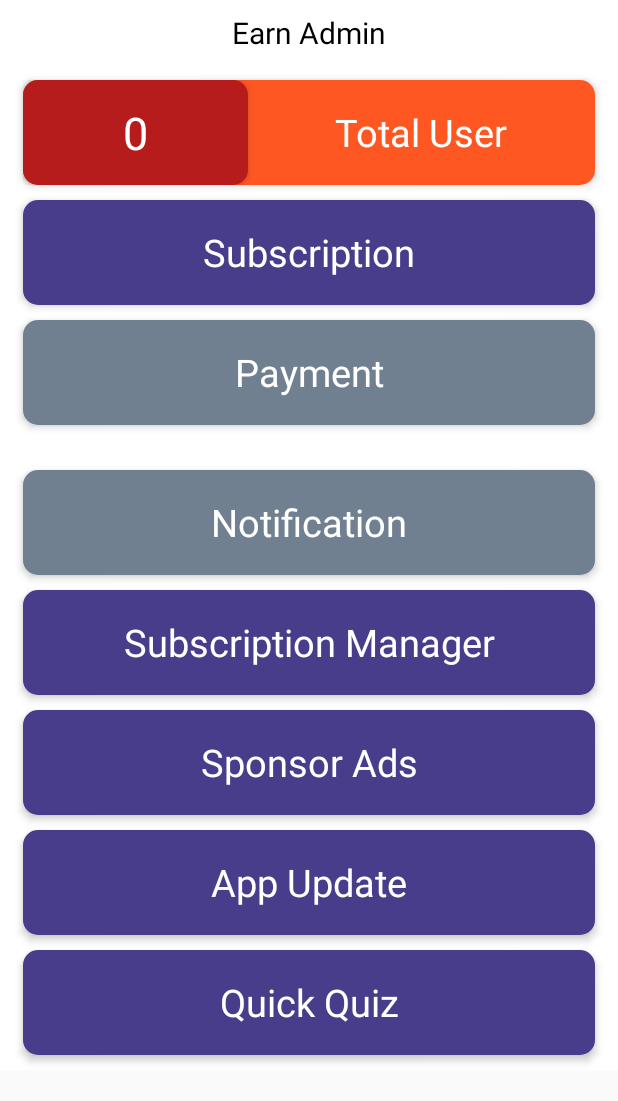
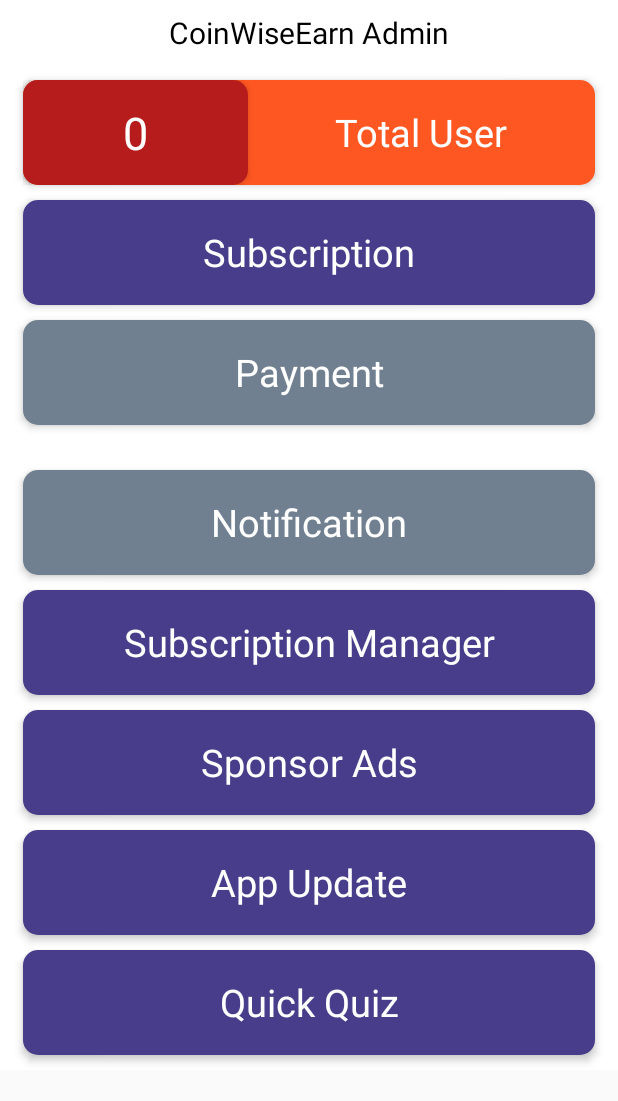
Before and after one commit to kunalsabhadiya/kingearnadmin, an Android app: the HomeActivity screen opened directly, with no data from a screen before it, on a phone screen of 412 x 824 dp. Shown: the top 1101 px of the screen. Run offline under Robolectric (Android 15) with nearby library versions, the phone set to English and light mode, and no system bars; our stand-ins replace Firebase (no records; nobody signed in at launch, a user with empty details on screens opened directly).

Commit message:
Everything runs smooth.

```diff
--- a/app/src/main/java/com/example/kingearnadmin/Activity/HomeActivity.java
+++ b/app/src/main/java/com/example/kingearnadmin/Activity/HomeActivity.java
@@ -31,15 +31,8 @@ public class HomeActivity extends AppCompatActivity {
 	private FirebaseDatabase _firebase = FirebaseDatabase.getInstance();
 
 	private double total = 0;
-	private HashMap<String, Object> m = new HashMap<>();
 
 	private ArrayList<HashMap<String, Object>> listmap = new ArrayList<>();
-	private ArrayList<HashMap<String, Object>> listmap2 = new ArrayList<>();
-	private ArrayList<HashMap<String, Object>> listmap3 = new ArrayList<>();
-
-	private ScrollView vscroll1;
-	private LinearLayout linear1;
-	private LinearLayout linear2;
 	private LinearLayout linear3;
 	private LinearLayout linear16;
 	private LinearLayout linear7;
@@ -48,17 +41,8 @@ public class HomeActivity extends AppCompatActivity {
 	private LinearLayout linear14;
 	private LinearLayout linear15;
 	private LinearLayout linear17;
-	private TextView textview1;
 	private LinearLayout linear4;
-	private TextView textview4;
 	private TextView textview2;
-	private TextView textview16;
-	private TextView textview7;
-	private TextView textview9;
-	private TextView textview11;
-	private TextView textview14;
-	private TextView textview15;
-	private TextView textview17;
 
 	private Intent i = new Intent();
 	private DatabaseReference users = _firebase.getReference("users");
@@ -81,9 +65,6 @@ public class HomeActivity extends AppCompatActivity {
 	}
 
 	private void initialize(Bundle _savedInstanceState) {
-		vscroll1 = (ScrollView) findViewById(R.id.vscroll1);
-		linear1 = (LinearLayout) findViewById(R.id.linear1);
-		linear2 = (LinearLayout) findViewById(R.id.linear2);
 		linear3 = (LinearLayout) findViewById(R.id.linear3);
 		linear16 = (LinearLayout) findViewById(R.id.linear16);
 		linear7 = (LinearLayout) findViewById(R.id.linear7);
@@ -92,17 +73,8 @@ public class HomeActivity extends AppCompatActivity {
 		linear14 = (LinearLayout) findViewById(R.id.linear14);
 		linear15 = (LinearLayout) findViewById(R.id.linear15);
 		linear17 = (LinearLayout) findViewById(R.id.linear17);
-		textview1 = (TextView) findViewById(R.id.textview1);
 		linear4 = (LinearLayout) findViewById(R.id.linear4);
-		textview4 = (TextView) findViewById(R.id.textview4);
 		textview2 = (TextView) findViewById(R.id.textview2);
-		textview16 = (TextView) findViewById(R.id.textview16);
-		textview7 = (TextView) findViewById(R.id.textview7);
-		textview9 = (TextView) findViewById(R.id.textview9);
-		textview11 = (TextView) findViewById(R.id.textview11);
-		textview14 = (TextView) findViewById(R.id.textview14);
-		textview15 = (TextView) findViewById(R.id.textview15);
-		textview17 = (TextView) findViewById(R.id.textview17);
 
 		linear3.setOnClickListener(new View.OnClickListener() {
 			@Override
--- a/app/src/main/java/com/example/kingearnadmin/Activity/UserActivity.java
+++ b/app/src/main/java/com/example/kingearnadmin/Activity/UserActivity.java
@@ -7,6 +7,8 @@ import androidx.coordinatorlayout.widget.CoordinatorLayout;
 import com.example.kingearnadmin.R;
 import com.example.kingearnadmin.Utils.SketchwareUtil;
 import com.google.android.material.appbar.AppBarLayout;
+
+import android.annotation.SuppressLint;
 import android.app.*;
 import android.os.*;
 import android.view.*;
@@ -513,6 +515,7 @@ public class UserActivity extends AppCompatActivity {
 		return random.nextInt(_max - _min + 1) + _min;
 	}
 
+	@SuppressLint("SuspiciousIndentation")
 	@Deprecated
 	public ArrayList<Double> getCheckedItemPositionsToArray(ListView _list) {
 		ArrayList<Double> _result = new ArrayList<Double>();
--- a/app/src/main/res/layout/home.xml
+++ b/app/src/main/res/layout/home.xml
@@ -31,7 +31,7 @@
                     android:layout_width="wrap_content"
                     android:layout_height="wrap_content"
                     android:padding="8dp"
-                    android:text="Earn Admin"
+                    android:text="CoinWiseEarn Admin"
                     android:textColor="#000000"
                     android:textSize="20sp" />
             </LinearLayout>
--- a/app/src/main/res/layout/users.xml
+++ b/app/src/main/res/layout/users.xml
@@ -19,12 +19,14 @@
 			android:gravity="center_vertical"
 			android:orientation="vertical"
 			android:layout_weight="1">
+
 			<LinearLayout
 				android:id="@+id/linear4"
 				android:layout_width="match_parent"
 				android:layout_height="wrap_content"
 				android:gravity="center_vertical"
 				android:orientation="horizontal">
+
 				<de.hdodenhof.circleimageview.CircleImageView
 					android:id="@+id/circleimageview1"
 					android:layout_width="50dp"
@@ -33,20 +35,22 @@
 					android:layout_marginTop="5dp"
 					android:layout_marginBottom="5dp"
 					android:src="@drawable/load_2"
+					app:civ_border_color="#008DCD"
+					app:civ_border_overlay="true"
 					app:civ_border_width="0dp"
-					app:civ_border_color="#008DCD"
-					app:civ_circle_background_color="#FFFFFF"
-					app:civ_border_overlay="true" />
+					app:civ_circle_background_color="#FFFFFF" />
+
 				<TextView
 					android:id="@+id/textview1"
-					android:focusable="false"
 					android:layout_width="wrap_content"
 					android:layout_height="wrap_content"
 					android:layout_marginLeft="10dp"
 					android:layout_marginRight="5dp"
-					android:textSize="18sp"
-					android:textColor="#000000" />
+					android:focusable="false"
+					android:textColor="#000000"
+					android:textSize="18sp" />
 			</LinearLayout>
+
 			<TextView
 				android:id="@+id/textview2"
 				android:focusable="false"
```
Also changed, not shown: 1 other file.
